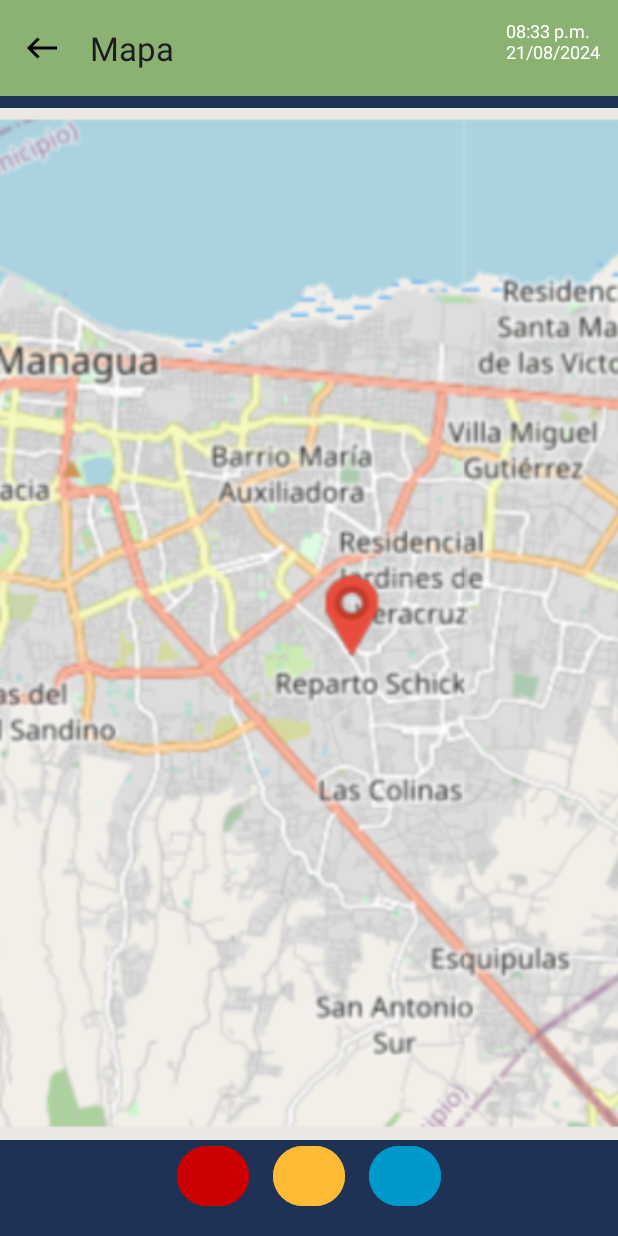
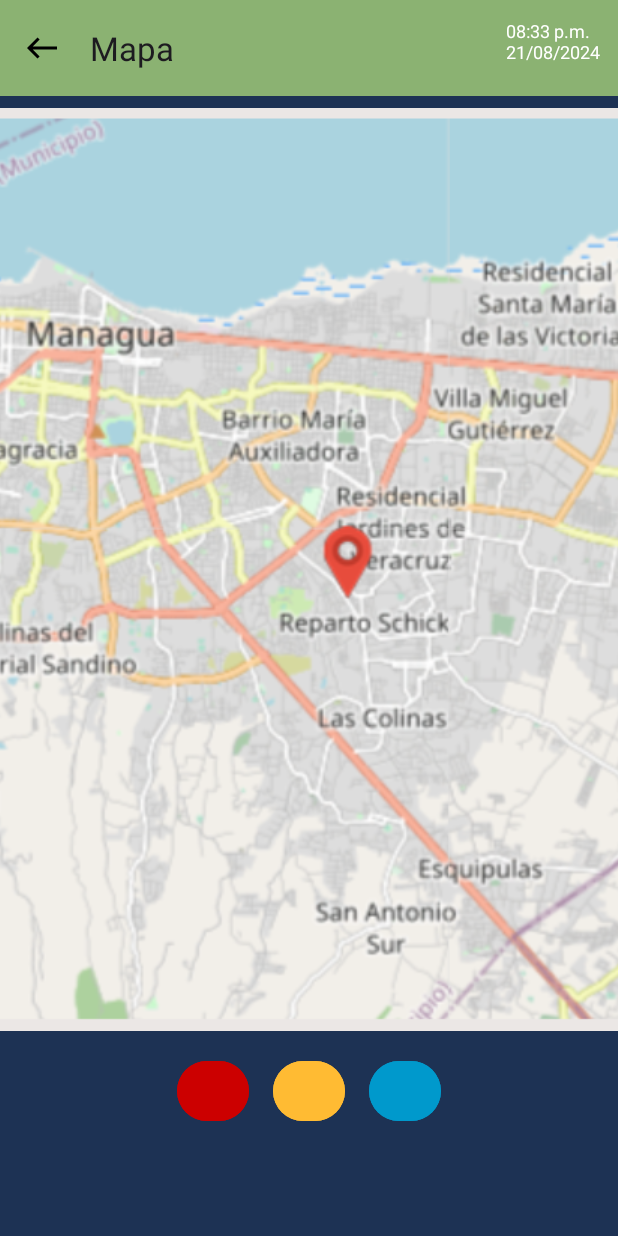
Before and after one commit to JuanCarlosMoraga/EcoGuardian, an Android app: the MainEcosystemFragment screen opened through its navigation route, after a tap on "Mapa", on a phone screen of 412 x 824 dp. Run offline under Robolectric (Android 15) with nearby library versions, the phone set to English and light mode, and no system bars.

Commit message:
evaluacion2

```diff
--- a/app/build.gradle.kts
+++ b/app/build.gradle.kts
@@ -1,6 +1,7 @@
 plugins {
     alias(libs.plugins.android.application)
     alias(libs.plugins.jetbrains.kotlin.android)
+    alias(libs.plugins.google.gms.google.services)
 }
 
 android {
@@ -54,6 +55,8 @@ dependencies {
     implementation(libs.picasso)
     implementation(libs.play.services.location)
     implementation(libs.play.services.maps)
+    implementation(libs.firebase.auth)
+    implementation(libs.androidx.espresso.core)
 
     testImplementation(libs.junit)
     androidTestImplementation(libs.androidx.junit)
--- a/app/src/main/AndroidManifest.xml
+++ b/app/src/main/AndroidManifest.xml
@@ -12,7 +12,7 @@
         android:fullBackupContent="@xml/backup_rules"
         android:icon="@drawable/logo"
         android:label="@string/app_name"
-        android:roundIcon="@mipmap/ic_launcher_round"
+        android:roundIcon="@drawable/logo"
         android:supportsRtl="true"
         android:theme="@style/Theme.EcoGuardian"
         tools:targetApi="31">
--- a/app/src/main/res/layout/fragment_create_account.xml
+++ b/app/src/main/res/layout/fragment_create_account.xml
@@ -8,9 +8,6 @@
     android:background="#1d3254"
     tools:context=".CreateAccountFragment">
 
-    <!-- Logo superior -->
-
-    <!-- Título "Crear cuenta" -->
 
     <!-- Descripción para Nombre de usuario -->
 
@@ -64,6 +61,7 @@
         app:layout_constraintWidth_percent="0.8">
 
         <com.google.android.material.textfield.TextInputEditText
+            android:id="@+id/IUserName"
             android:layout_width="match_parent"
             android:layout_height="wrap_content"
             android:textColor="@android:color/white"
--- a/app/src/main/res/layout/fragment_map.xml
+++ b/app/src/main/res/layout/fragment_map.xml
@@ -1,5 +1,6 @@
 <?xml version="1.0" encoding="utf-8"?>
-<androidx.constraintlayout.widget.ConstraintLayout xmlns:android="http://schemas.android.com/apk/res/android"
+<androidx.constraintlayout.widget.ConstraintLayout
+    xmlns:android="http://schemas.android.com/apk/res/android"
     xmlns:tools="http://schemas.android.com/tools"
     xmlns:app="http://schemas.android.com/apk/res-auto"
     android:layout_width="match_parent"
@@ -17,7 +18,7 @@
         app:layout_constraintTop_toTopOf="parent"
         app:layout_constraintStart_toStartOf="parent"
         app:layout_constraintEnd_toEndOf="parent"
-        app:navigationIcon="@drawable/west_24"/>
+        app:navigationIcon="@drawable/west_24" />
 
     <!-- Texto con la hora -->
     <TextView
@@ -32,28 +33,39 @@
         android:layout_marginTop="12dp"
         android:layout_marginEnd="12dp" />
 
+    <!-- ScrollView para que el contenido sea desplazable -->
+    <ScrollView
+        android:layout_width="0dp"
+        android:layout_height="0dp"
+        app:layout_constraintTop_toBottomOf="@id/toolbar"
+        app:layout_constraintStart_toStartOf="parent"
+        app:layout_constraintEnd_toEndOf="parent"
+        app:layout_constraintBottom_toBottomOf="parent">
+
+        <!-- Layout que contiene la imagen del mapa y los botones -->
+        <LinearLayout
+            android:layout_width="match_parent"
+            android:layout_height="wrap_content"
+            android:orientation="vertical"
+            android:gravity="center">
+
             <!-- Imagen del mapa estático -->
             <ImageView
                 android:id="@+id/staticMap"
-        android:layout_width="0dp"
-        android:layout_height="0dp"
+                android:layout_width="match_parent"
+                android:layout_height="wrap_content"
                 android:src="@drawable/mapa"
-        app:layout_constraintTop_toBottomOf="@id/toolbar"
-        app:layout_constraintStart_toStartOf="parent"
-        app:layout_constraintEnd_toEndOf="parent"
-        app:layout_constraintBottom_toTopOf="@id/buttonLayout"
                 android:scaleType="centerCrop"
                 android:layout_marginTop="8dp" />
 
             <!-- Layout de botones (rojo, amarillo, azul) -->
             <LinearLayout
                 android:id="@+id/buttonLayout"
-        android:layout_width="match_parent"
+                android:layout_width="wrap_content"
                 android:layout_height="wrap_content"
                 android:orientation="horizontal"
                 android:gravity="center"
-        app:layout_constraintBottom_toBottomOf="parent"
-        android:layout_marginBottom="16dp">
+                android:layout_marginTop="16dp">
 
                 <!-- Botón rojo -->
                 <Button
@@ -64,7 +76,7 @@
                     android:backgroundTint="@android:color/holo_red_dark"
                     android:text="" />
 
-
+                <!-- Botón amarillo -->
                 <Button
                     android:id="@+id/btnYellow"
                     android:layout_width="48dp"
@@ -73,6 +85,7 @@
                     android:layout_marginEnd="16dp"
                     android:text="" />
 
+                <!-- Botón azul -->
                 <Button
                     android:id="@+id/btnBlue"
                     android:layout_width="48dp"
@@ -81,4 +94,8 @@
                     android:text="" />
             </LinearLayout>
 
+        </LinearLayout>
+
+    </ScrollView>
+
 </androidx.constraintlayout.widget.ConstraintLayout>
--- a/app/src/main/res/menu/menu_ecoguardian.xml
+++ b/app/src/main/res/menu/menu_ecoguardian.xml
@@ -4,23 +4,23 @@
     <item
         android:id="@+id/maps"
         android:title="Mapa"
-        android:icon="@drawable/iconodemapa"
+        android:icon="@drawable/map"
         app:showAsAction="always" />
 
     <item
         android:id="@+id/comment"
         android:title="Comentarios"
-        android:icon="@drawable/comment"
+        android:icon="@drawable/noti"
         app:showAsAction="always" />
 
     <item
         android:id="@+id/report"
         android:title="Reportes"
-        android:icon="@drawable/iconodereportes"
+        android:icon="@drawable/repor"
         app:showAsAction="always" />
     <item
         android:id="@+id/notifications"
         android:title="Notificaciones"
-        android:icon="@drawable/notificaciones"
+        android:icon="@drawable/notifi"
         app:showAsAction="always" />
 </menu>
--- a/build.gradle.kts
+++ b/build.gradle.kts
@@ -2,4 +2,5 @@
 plugins {
     alias(libs.plugins.android.application) apply false
     alias(libs.plugins.jetbrains.kotlin.android) apply false
+    alias(libs.plugins.google.gms.google.services) apply false
 }
--- a/gradle/libs.versions.toml
+++ b/gradle/libs.versions.toml
@@ -15,6 +15,8 @@ navigationFragmentKtx = "2.7.7"
 navigationUiKtx = "2.7.7"
 playServicesLocation = "21.3.0"
 playServicesMaps = "19.0.0"
+googleGmsGoogleServices = "4.4.2"
+firebaseAuth = "23.0.0"
 
 [libraries]
 androidx-core-ktx = { group = "androidx.core", name = "core-ktx", version.ref = "coreKtx" }
@@ -32,7 +34,9 @@ androidx-navigation-fragment-ktx = { group = "androidx.navigation", name = "navi
 androidx-navigation-ui-ktx = { group = "androidx.navigation", name = "navigation-ui-ktx", version.ref = "navigationUiKtx" }
 play-services-location = { group = "com.google.android.gms", name = "play-services-location", version.ref = "playServicesLocation" }
 play-services-maps = { group = "com.google.android.gms", name = "play-services-maps", version.ref = "playServicesMaps" }
+firebase-auth = { group = "com.google.firebase", name = "firebase-auth", version.ref = "firebaseAuth" }
 
 [plugins]
 android-application = { id = "com.android.application", version.ref = "agp" }
 jetbrains-kotlin-android = { id = "org.jetbrains.kotlin.android", version.ref = "kotlin" }
+google-gms-google-services = { id = "com.google.gms.google-services", version.ref = "googleGmsGoogleServices" }
```
Also changed, not shown: app/src/main/java/com/moraga/ecoguardian/CommentFragment.kt (+9 -5 lines), app/src/main/java/com/moraga/ecoguardian/CreateAccountFragment.kt (+17 -42 lines), app/src/main/res/layout/fragment_login.xml (+5 -5 lines), app/src/main/res/layout/fragment_main_ecosystem.xml (+17 -1 lines), app/src/main/res/layout/fragment_notifications.xml (+8 -6 lines), app/src/main/res/layout/fragment_report.xml (+7 -10 lines), app/src/main/res/layout/item_report.xml (+6 -5 lines), app/src/main/res/drawable/map.png, app/src/main/res/drawable/noti.png (added), app/src/main/res/drawable/notifi.png (added), app/src/main/res/drawable/repor.png (added). Lines whose indentation alone changed are shown as unchanged.
